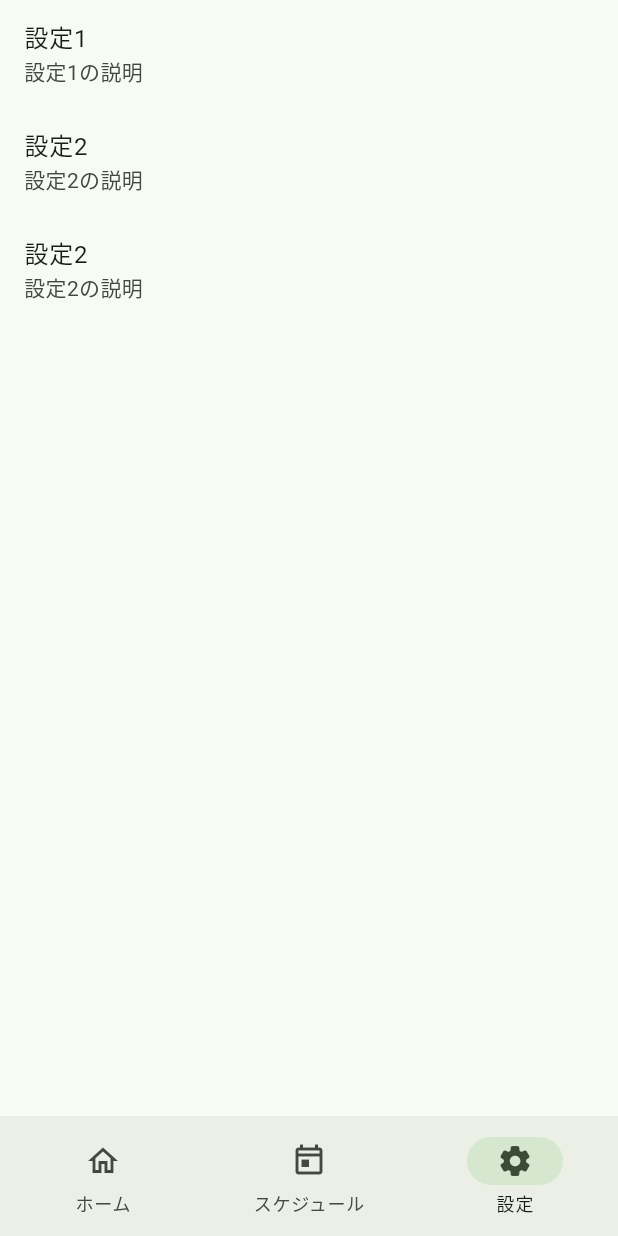
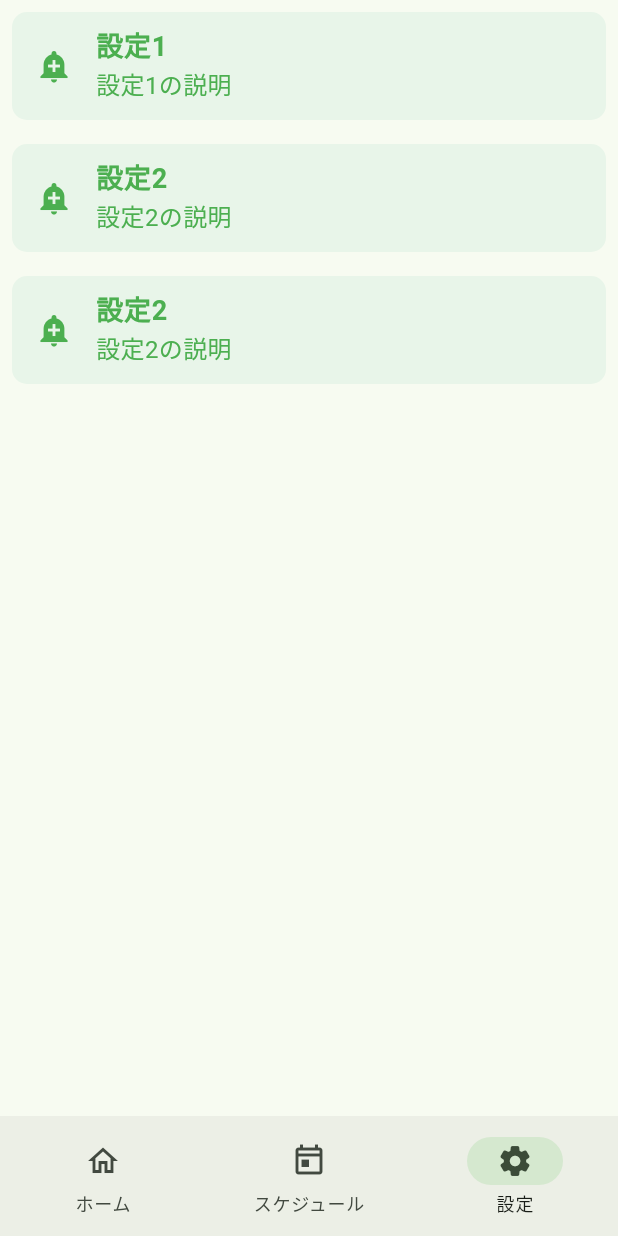
Before and after one commit to yuru-fuwa/maiporarisu, a Flutter app: the screen it shows after launch, item 3 of the bottom bar chosen, on a phone screen of 412 x 824 dp. Run offline on Flutter 3.47's test engine with Material 2 defaults, Android fonts, the light colour scheme and no system bars; our stand-ins replace flutter_dotenv, flutter_hooks, freezed_annotation, geolocator, get, google_maps_flutter and 1 more.

Commit message:
add: 大まかなスタイルの追加

```diff
--- a/lib/ui/screens/setting_screen/setting_screen.dart
+++ b/lib/ui/screens/setting_screen/setting_screen.dart
@@ -1,4 +1,5 @@
 import 'package:flutter/material.dart';
+import 'package:maiporarisu/ui/styles/color.dart';
 
 class SettingScreen extends StatelessWidget {
   const SettingScreen({Key? key}) : super(key: key);
@@ -24,12 +25,48 @@ class SettingScreen extends StatelessWidget {
       body: ListView.builder(
         itemCount: items.length,
         itemBuilder: (context, index) {
-          return ListTile(
-            title: Text(items[index]['title']!),
-            subtitle: Text(items[index]['text']!),
+          return SettingListItem(
+            title: items[index]['title']!,
+            subtitle: items[index]['text']!,
           );
         },
       ),
     );
   }
 }
+
+class SettingListItem extends StatelessWidget {
+  final String title;
+  final String subtitle;
+
+  SettingListItem({required this.title, required this.subtitle});
+
+  @override
+  Widget build(BuildContext context) {
+    return Container(
+      decoration: BoxDecoration(
+        color: Colors.green[50], // 可愛い色に変更
+        borderRadius: BorderRadius.circular(10),
+      ),
+      margin: const EdgeInsets.all(8),
+      child: ListTile(
+        leading: const Icon(Icons.add_alert, color: MaiporarisuColor.keyColor),
+        title: Text(
+          title,
+          style: const TextStyle(
+            fontSize: 18,
+            fontWeight: FontWeight.bold,
+            color: MaiporarisuColor.keyColor,
+          ),
+        ),
+        subtitle: Text(
+          subtitle,
+          style: const TextStyle(
+            fontSize: 16,
+            color: MaiporarisuColor.keyColor,
+          ),
+        ),
+      ),
+    );
+  }
+}
```
